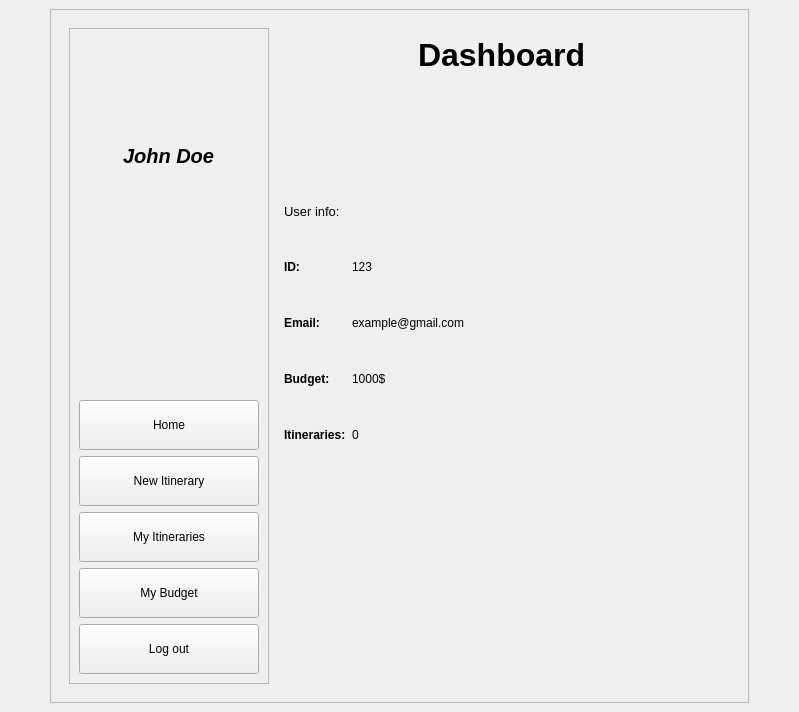
OsamaAshraf01/Ra7al, file mainwindow.ui: the form before one commit.
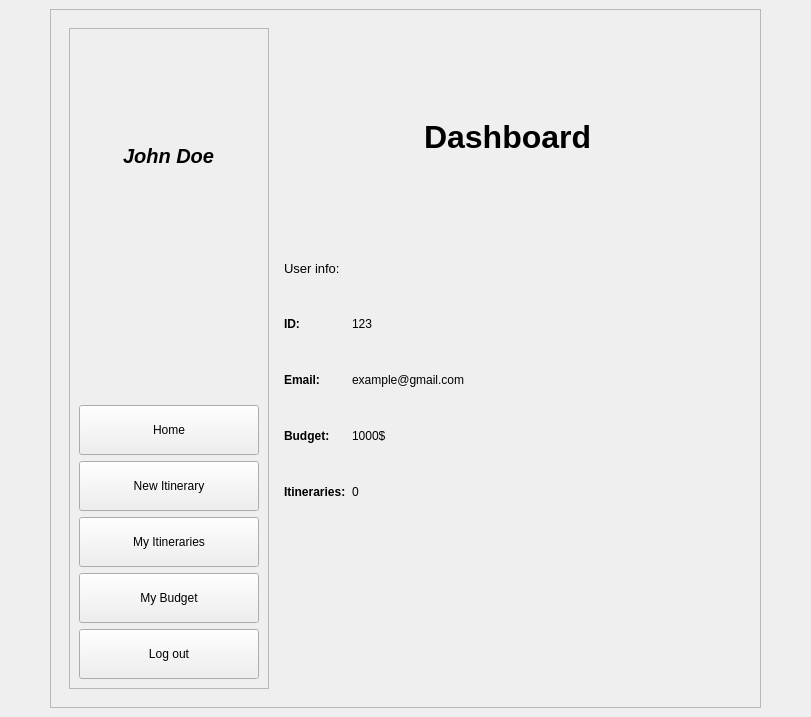
The form after the commit. The open tabs and pages were chosen to show the change. Icons and pictures are not drawn.

What changed in the file:
```diff
--- a/mainwindow.ui
+++ b/mainwindow.ui
@@ -6,8 +6,8 @@
    <rect>
     <x>0</x>
     <y>0</y>
-    <width>799</width>
-    <height>712</height>
+    <width>811</width>
+    <height>717</height>
    </rect>
   </property>
   <property name="windowTitle">
@@ -1043,6 +1043,19 @@
              </property>
              <widget class="QWidget" name="WelcomePage">
               <layout class="QVBoxLayout" name="verticalLayoutDashboard">
+               <item>
+                <spacer name="verticalSpacer_33">
+                 <property name="orientation">
+                  <enum>Qt::Vertical</enum>
+                 </property>
+                 <property name="sizeHint" stdset="0">
+                  <size>
+                   <width>20</width>
+                   <height>40</height>
+                  </size>
+                 </property>
+                </spacer>
+               </item>
                <item alignment="Qt::AlignHCenter">
                 <widget class="QLabel" name="labelDashboardInfo">
                  <property name="font">
```
Left out of the diff: 13 changed lines with no effect on the pictures.
